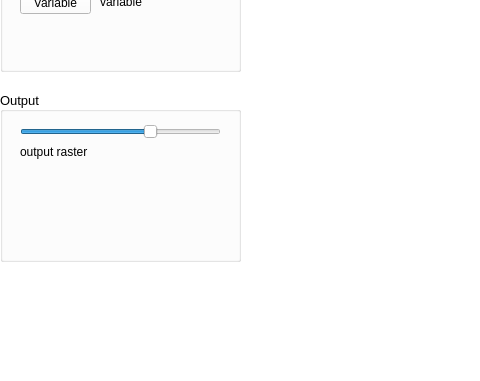
Above: bin/CRITERIA3D/mainwindow.ui from gaowudao/CRITERIA3D before the change; both pictures show x 0 to 480 and y 319 to 700 of the 1280 by 700 pixel window. Below: the same form after it.
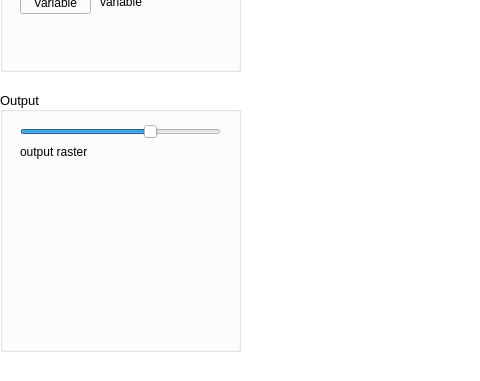
That is the form after the change.

The edit to the form file:
```diff
--- a/bin/CRITERIA3D/mainwindow.ui
+++ b/bin/CRITERIA3D/mainwindow.ui
@@ -1492,7 +1492,7 @@
       <x>0</x>
       <y>390</y>
       <width>241</width>
-      <height>171</height>
+      <height>261</height>
      </rect>
     </property>
     <property name="palette">
```
